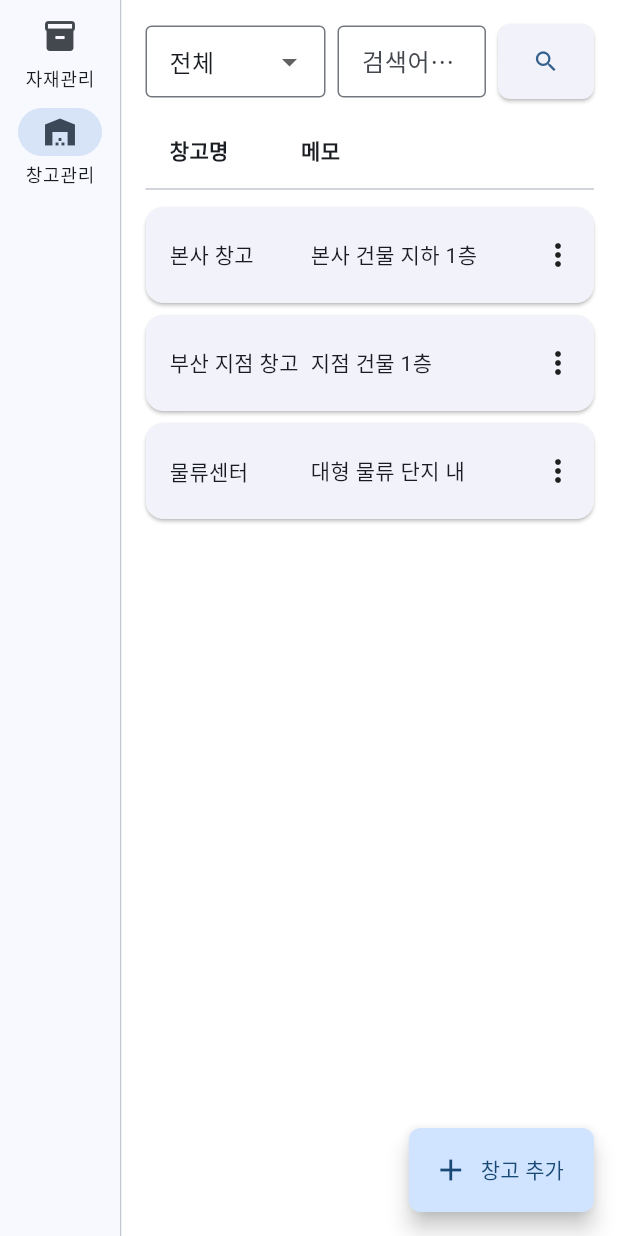
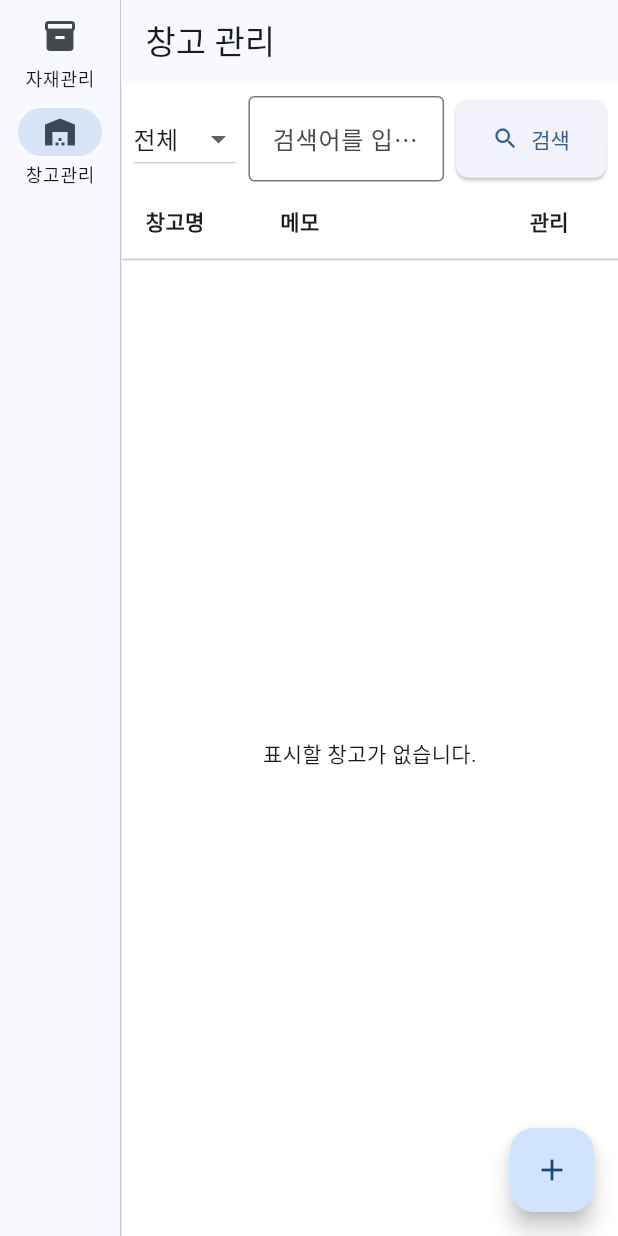
Before and after one commit to ho980719/material-search, a Flutter app: the screen it shows after launch, after a tap on "창고관리", on a phone screen of 412 x 824 dp. Run offline on Flutter 3.47's test engine with Material 3 defaults, Android fonts, the phone set to English and light mode, and no system bars; our stand-ins replace sqflite; accounts and stored records are empty.

Commit message:
feat:기본 자재 CRUD 추가

```diff
--- a/lib/main.dart
+++ b/lib/main.dart
@@ -2,6 +2,7 @@ import 'package:flutter/material.dart';
 import 'screens/main_screen.dart';
 
 void main() {
+  WidgetsFlutterBinding.ensureInitialized();
   runApp(const MyApp());
 }
 
--- /dev/null
+++ b/lib/models/material.dart
@@ -0,0 +1,37 @@
+class MaterialItem {
+  final int id;
+  final String name;
+  final String location;
+  final String quantity;
+  final String memo;
+
+  MaterialItem({
+    required this.id,
+    required this.name,
+    required this.location,
+    required this.quantity,
+    required this.memo,
+  });
+
+  // DB 또는 Map → 객체
+  factory MaterialItem.fromMap(Map<String, dynamic> map) {
+    return MaterialItem(
+      id: map['id'] is int ? map['id'] : int.parse(map['id'].toString()),
+      name: map['name'] as String,
+      location: map['location'] as String,
+      quantity: map['quantity'] as String,
+      memo: map['memo'] as String,
+    );
+  }
+
+  // 객체 → Map (DB 저장용)
+  Map<String, dynamic> toMap() {
+    return {
+      'id': id,
+      'name': name,
+      'location': location,
+      'quantity': quantity,
+      'memo': memo,
+    };
+  }
+}
--- /dev/null
+++ b/lib/models/warehouse.dart
@@ -0,0 +1,25 @@
+class Warehouse {
+  final int id;
+  final String name;
+  final String memo;
+
+  Warehouse({required this.id, required this.name, required this.memo});
+
+  // DB → 객체
+  factory Warehouse.fromMap(Map<String, dynamic> map) {
+    return Warehouse(
+      id: map['id'] as int,
+      name: map['name'] as String,
+      memo: map['memo'] as String,
+    );
+  }
+
+  // 객체 → DB
+  Map<String, dynamic> toMap() {
+    return {
+      'id': id,
+      'name': name,
+      'memo': memo,
+    };
+  }
+}
--- a/lib/screens/material_management_screen.dart
+++ b/lib/screens/material_management_screen.dart
@@ -1,5 +1,7 @@
 
 import 'package:flutter/material.dart';
+import 'package:material_search/models/material.dart';
+import 'package:material_search/utils/database_helper.dart';
 import 'package:material_search/widgets/material_form_dialog.dart';
 
 class MaterialManagementScreen extends StatefulWidget {
@@ -10,17 +12,51 @@ class MaterialManagementScreen extends StatefulWidget {
 }
 
 class _MaterialManagementScreenState extends State<MaterialManagementScreen> {
-  String _searchType = '전체';
-  final TextEditingController _searchTextController = TextEditingController();
+  final DatabaseHelper _dbHelper = DatabaseHelper.instance;
+  List<MaterialItem> _materials = [];
+  bool _isLoading = true;
 
-  // Dummy data for the list
-  final List<Map<String, String>> _materials = [
-    {'name': '자재 A', 'location': '선반 1', 'quantity': '10', 'memo': '메모 내용 1'},
-    {'name': '자재 B', 'location': '선반 2', 'quantity': '20', 'memo': '메모 내용 2'},
-    {'name': '자재 C', 'location': '선반 3', 'quantity': '30', 'memo': '메모 내용 3'},
-  ];
+  // 검색 관련 상태
+  final TextEditingController _searchController = TextEditingController();
+  String _searchType = 'all'; // 'all', 'name'
 
-  void _showMaterialFormDialog({Map<String, String>? material}) {
+  @override
+  void initState() {
+    super.initState();
+    _refreshMaterialList();
+  }
+
+  @override
+  void dispose() {
+    _searchController.dispose();
+    super.dispose();
+  }
+
+  Future<void> _refreshMaterialList() async {
+    setState(() {
+      _isLoading = true;
+    });
+    try {
+      final data = await _dbHelper.getMaterials(query: _searchController.text, type: _searchType);
+
+      if (mounted) {
+        setState(() {
+          _materials = data;
+          _isLoading = false;
+        });
+      }
+    } catch (e) {
+      setState(() {
+        _isLoading = false;
+      });
+      // 에러 처리 (예: 스낵바 표시)
+      ScaffoldMessenger.of(context).showSnackBar(
+        SnackBar(content: Text('데이터를 불러오는 데 실패했습니다: $e')),
+      );
+    }
+  }
+
+  void _showMaterialFormDialog({material}) {
     showDialog(
       context: context,
       builder: (BuildContext context) {
@@ -70,19 +106,22 @@ class _MaterialManagementScreenState extends State<MaterialManagementScreen> {
                 Expanded(
                   flex: 3,
                   child: TextField(
-                    controller: _searchTextController,
+                    controller: _searchController,
                     decoration: const InputDecoration(
                       hintText: '검색어를 입력해주세요.',
                       border: OutlineInputBorder(),
                       contentPadding: EdgeInsets.symmetric(horizontal: 10.0),
                     ),
+                    onChanged: (value) {
+                      setState(() {
+                        _searchController.text = value;
+                      });
+                    },
                   ),
                 ),
                 const SizedBox(width: 16.0),
                 ElevatedButton.icon(
-                  onPressed: () {
-                    // TODO: Implement search logic
-                  },
+                  onPressed: _refreshMaterialList,
                   icon: const Icon(Icons.search),
                   label: const Text('검색'),
                   style: ElevatedButton.styleFrom(
@@ -116,14 +155,14 @@ class _MaterialManagementScreenState extends State<MaterialManagementScreen> {
                     shape: RoundedRectangleBorder(borderRadius: BorderRadius.circular(8.0)),
                     child: ListTile(
                       contentPadding: const EdgeInsets.symmetric(horizontal: 16.0, vertical: 8.0),
-                      title: Text(material['name']!, style: const TextStyle(fontWeight: FontWeight.bold)),
-                      subtitle: Text('위치: ${material['location']}'),
+                      title: Text(material.name, style: const TextStyle(fontWeight: FontWeight.bold)),
+                      subtitle: Text('위치: ${material.location}'),
                       trailing: Row(
                         mainAxisSize: MainAxisSize.min,
                         children: [
-                          Text('${material['quantity']} 개', style: Theme.of(context).textTheme.titleMedium),
+                          Text('${material.quantity} 개', style: Theme.of(context).textTheme.titleMedium),
                           const SizedBox(width: 16),
-                          PopupMenuButton<String>(
+                          /*PopupMenuButton<String>(
                             onSelected: (String result) {
                               if (result == 'edit') {
                                 _showMaterialFormDialog(material: material);
@@ -144,7 +183,7 @@ class _MaterialManagementScreenState extends State<MaterialManagementScreen> {
                                 child: ListTile(leading: Icon(Icons.delete), title: Text('삭제')),
                               ),
                             ],
-                          ),
+                          ),*/
                         ],
                       ),
                     ),
--- a/lib/screens/warehouse_management_screen.dart
+++ b/lib/screens/warehouse_management_screen.dart
@@ -1,7 +1,7 @@
-
 import 'package:flutter/material.dart';
-import 'package:material_search/widgets/warehouse_form_dialog.dart';
-import 'package:material_search/widgets/warehouse_selection_dialog.dart';
+import 'package:material_search/models/warehouse.dart';
+import 'package:material_search/utils/database_helper.dart';
+import '../widgets/warehouse_form_dialog.dart';
 
 class WarehouseManagementScreen extends StatefulWidget {
   const WarehouseManagementScreen({super.key});
@@ -12,54 +12,120 @@ class WarehouseManagementScreen extends StatefulWidget {
 }
 
 class _WarehouseManagementScreenState extends State<WarehouseManagementScreen> {
-  final List<Warehouse> _warehouses = [
-    Warehouse(id: 'W001', name: '본사 창고', memo: '본사 건물 지하 1층'),
-    Warehouse(id: 'W002', name: '부산 지점 창고', memo: '지점 건물 1층'),
-    Warehouse(id: 'W003', name: '물류센터', memo: '대형 물류 단지 내'),
-  ];
-  String _searchType = '전체';
+  final DatabaseHelper _dbHelper = DatabaseHelper.instance;
+  List<Warehouse> _warehouses = [];
+  bool _isLoading = true;
+
+  // 검색 관련 상태
   final TextEditingController _searchController = TextEditingController();
+  String _searchType = 'all'; // 'all', 'name'
 
-  void _showWarehouseFormDialog({Warehouse? warehouse}) {
-    showDialog(
+  @override
+  void initState() {
+    super.initState();
+    _refreshWarehouseList();
+  }
+
+  @override
+  void dispose() {
+    _searchController.dispose();
+    super.dispose();
+  }
+
+  Future<void> _refreshWarehouseList() async {
+    setState(() {
+      _isLoading = true;
+    });
+    try {
+      final data = await _dbHelper.getWarehouses(query: _searchController.text, type: _searchType);
+
+      if (mounted) {
+        setState(() {
+          _warehouses = data;
+          _isLoading = false;
+        });
+      }
+    } catch (e) {
+      setState(() {
+        _isLoading = false;
+      });
+      // 에러 처리 (예: 스낵바 표시)
+      ScaffoldMessenger.of(context).showSnackBar(
+        SnackBar(content: Text('데이터를 불러오는 데 실패했습니다: $e')),
+      );
+    }
+  }
+
+  void _showWarehouseFormDialog({Warehouse? warehouse}) async {
+    final result = await showDialog<bool>(
       context: context,
-      builder: (context) {
-        return WarehouseFormDialog(warehouse: warehouse);
-      },
+      builder: (context) => WarehouseFormDialog(warehouse: warehouse),
     );
+    if (result == true) {
+      _refreshWarehouseList();
+    }
+  }
+
+  void _deleteWarehouse(int id) async {
+    // 사용자 실수를 방지하기 위한 확인 다이얼로그
+    final bool? confirm = await showDialog(
+      context: context,
+      builder: (context) => AlertDialog(
+        title: const Text('삭제 확인'),
+        content: const Text('정말로 이 창고를 삭제하시겠습니까?'),
+        actions: [
+          TextButton(
+            onPressed: () => Navigator.of(context).pop(false),
+            child: const Text('취소'),
+          ),
+          TextButton(
+            onPressed: () => Navigator.of(context).pop(true),
+            child: const Text('삭제', style: TextStyle(color: Colors.red)),
+          ),
+        ],
+      ),
+    );
+
+    // 사용자가 '삭제'를 선택했을 때만 실행
+    if (confirm == true) {
+      try {
+        await _dbHelper.deleteWarehouse(id);
+        // 삭제 후 목록 새로고침
+        _refreshWarehouseList();
+      } catch (e) {
+        if (mounted) {
+          ScaffoldMessenger.of(context).showSnackBar(
+            SnackBar(content: Text('삭제에 실패했습니다: $e')),
+          );
+        }
+      }
+    }
   }
 
   @override
   Widget build(BuildContext context) {
     return Scaffold(
-      body: Padding(
-        padding: const EdgeInsets.all(16.0),
-        child: Column(
-          crossAxisAlignment: CrossAxisAlignment.start,
+      appBar: AppBar(
+        title: const Text('창고 관리'),
+      ),
+      body: Column(
         children: [
           // 검색 영역
-            Row(
+          Padding(
+            padding: const EdgeInsets.all(8.0),
+            child: Row(
               children: [
-                SizedBox(
-                  width: 120,
-                  child: DropdownButtonFormField<String>(
+                DropdownButton<String>(
                   value: _searchType,
+                  items: const [
+                    DropdownMenuItem(value: 'all', child: Text('전체')),
+                    DropdownMenuItem(value: 'name', child: Text('창고명')),
+                  ],
                   onChanged: (value) {
                     setState(() {
                       _searchType = value!;
                     });
                   },
-                    items: ['전체', '창고명']
-                        .map((label) => DropdownMenuItem(
-                              value: label,
-                              child: Text(label),
-                            ))
-                        .toList(),
-                    decoration: const InputDecoration(
-                      border: OutlineInputBorder(),
-                      contentPadding: EdgeInsets.symmetric(horizontal: 12.0),
-                    ),
-                  ),
                 ),
                 const SizedBox(width: 8),
                 Expanded(
@@ -68,73 +134,96 @@ class _WarehouseManagementScreenState extends State<WarehouseManagementScreen> {
                     decoration: const InputDecoration(
                       hintText: '검색어를 입력해주세요.',
                       border: OutlineInputBorder(),
-                      contentPadding: EdgeInsets.symmetric(horizontal: 12.0),
+                    ),
+                    onChanged: (value) {
+                      setState(() {
+                        _searchController.text = value;
+                      });
+                    },
+                  ),
+                ),
+                const SizedBox(width: 8),
+                ElevatedButton.icon(
+                  onPressed: _refreshWarehouseList,
+                  icon: const Icon(Icons.search),
+                  label: const Text('검색'),
+                  style: ElevatedButton.styleFrom(
+                    padding: const EdgeInsets.symmetric(vertical: 16.0, horizontal: 24.0),
+                    shape: RoundedRectangleBorder(
+                      borderRadius: BorderRadius.circular(8.0), // More rectangular shape
                     ),
                   ),
                 ),
-                const SizedBox(width: 8),
-                ElevatedButton(
-                  onPressed: () {
-                    // 검색 로직
-                  },
-                  style: ElevatedButton.styleFrom(
-                    shape: RoundedRectangleBorder(
-                      borderRadius: BorderRadius.circular(8),
-                    ),
-                    padding: const EdgeInsets.symmetric(
-                      vertical: 16.0,
-                      horizontal: 20.0,
+              ],
             ),
           ),
-                  child: const Icon(Icons.search),
-                ),
-              ],
-            ),
-            const SizedBox(height: 16),
           // 헤더
           Padding(
             padding: const EdgeInsets.symmetric(horizontal: 16.0, vertical: 8.0),
             child: Row(
               children: [
-                  const Expanded(flex: 4, child: Text('창고명', style: TextStyle(fontWeight: FontWeight.bold))),
-                  const Expanded(flex: 6, child: Text('메모', style: TextStyle(fontWeight: FontWeight.bold))),
-                  SizedBox(width: 48, child: Container()), // PopupMenuButton 자리
+                const Expanded(
+                    flex: 3,
+                    child: Text('창고명',
+                        style: TextStyle(fontWeight: FontWeight.bold))),
+                const Expanded(
+                    flex: 5,
+                    child: Text('메모',
+                        style: TextStyle(fontWeight: FontWeight.bold))),
+                const Expanded(
+                    flex: 2,
+                    child: Center(
+                        child: Text('관리',
+                            style: TextStyle(fontWeight: FontWeight.bold)))),
               ],
             ),
           ),
           const Divider(),
           // 목록
           Expanded(
-              child: ListView.builder(
+            child: _isLoading
+                ? const Center(child: CircularProgressIndicator())
+                : _warehouses.isEmpty
+                ? const Center(child: Text('표시할 창고가 없습니다.'))
+                : ListView.builder(
               itemCount: _warehouses.length,
               itemBuilder: (context, index) {
                 final warehouse = _warehouses[index];
                 return Card(
-                    margin: const EdgeInsets.symmetric(vertical: 4.0),
+                  margin: const EdgeInsets.symmetric(
+                      horizontal: 8.0, vertical: 4.0),
                   child: Padding(
-                      padding: const EdgeInsets.fromLTRB(16, 8, 0, 8),
+                    padding: const EdgeInsets.all(8.0),
                     child: Row(
                       children: [
-                          Expanded(flex: 4, child: Text(warehouse.name)),
-                          Expanded(flex: 6, child: Text(warehouse.memo, overflow: TextOverflow.ellipsis)),
-                          PopupMenuButton<String>(
+                        Expanded(
+                            flex: 3, child: Text(warehouse.name)),
+                        Expanded(
+                            flex: 5,
+                            child: Text(warehouse.memo ?? '')),
+                        Expanded(
+                          flex: 2,
+                          child: Center(
+                            child: PopupMenuButton<String>(
                               onSelected: (value) {
                                 if (value == 'edit') {
-                                _showWarehouseFormDialog(warehouse: warehouse);
+                                  _showWarehouseFormDialog(
+                                      warehouse: warehouse);
                                 } else if (value == 'delete') {
-                                // 삭제 로직
+
+                                  _deleteWarehouse(warehouse.id!);
                                 }
                               },
-                            itemBuilder: (BuildContext context) => <PopupMenuEntry<String>>[
-                              const PopupMenuItem<String>(
+                              itemBuilder: (context) => [
+                                const PopupMenuItem(
                                     value: 'edit',
-                                child: Text('수정'),
+                                    child: Text('수정')),
+                                const PopupMenuItem(
+                                    value: 'delete',
+                                    child: Text('삭제')),
+                              ],
                             ),
-                              const PopupMenuItem<String>(
-                                value: 'delete',
-                                child: Text('삭제'),
                           ),
-                            ],
                         ),
                       ],
                     ),
@@ -145,14 +234,9 @@ class _WarehouseManagementScreenState extends State<WarehouseManagementScreen> {
           ),
         ],
       ),
-      ),
-      floatingActionButton: FloatingActionButton.extended(
-        onPressed: () {
-          _showWarehouseFormDialog();
-        },
-        label: const Text('창고 추가'),
-        icon: const Icon(Icons.add),
-        shape: RoundedRectangleBorder(borderRadius: BorderRadius.circular(8)),
+      floatingActionButton: FloatingActionButton(
+        onPressed: () => _showWarehouseFormDialog(),
+        child: const Icon(Icons.add),
       ),
     );
   }
--- /dev/null
+++ b/lib/utils/database_helper.dart
@@ -0,0 +1,160 @@
+
+import 'dart:io';
+import 'package:flutter/foundation.dart';
+import 'package:flutter/services.dart';
+import 'package:material_search/models/material.dart';
+import 'package:material_search/models/warehouse.dart';
+import 'package:path/path.dart';
+import 'package:path_provider/path_provider.dart';
+import 'package:sqflite/sqflite.dart';
+
+class DatabaseHelper {
+  static const _databaseName = "material.db";
+  static const _databaseVersion = 1;
+
+  // Singleton class
+  DatabaseHelper._privateConstructor();
+  static final DatabaseHelper instance = DatabaseHelper._privateConstructor();
+
+  static Database? _database;
+  Future<Database> get database async {
+    if (_database != null) return _database!;
+    _database = await _initDatabase();
+    return _database!;
+  }
+
+  _initDatabase() async {
+    Directory documentsDirectory = await getApplicationDocumentsDirectory();
+    String path = join(documentsDirectory.path, _databaseName);
+
+    // DB가 존재하지 않으면 asset에서 복사
+    var exists = await databaseExists(path);
+    if (!exists) {
+      if (kDebugMode) {
+        print("Creating new copy from asset");
+      }
+      try {
+        await Directory(dirname(path)).create(recursive: true);
+        ByteData data = await rootBundle.load(join("assets", _databaseName));
+        List<int> bytes =
+        data.buffer.asUint8List(data.offsetInBytes, data.lengthInBytes);
+        await File(path).writeAsBytes(bytes, flush: true);
+      } catch (e) {
+        // 에러 발생 시 로그 출력
+        if (kDebugMode) {
+          print("Error copying database: $e");
+        }
+      }
+    } else {
+      if (kDebugMode) {
+        print("Opening existing database");
+      }
+    }
+
+    return await openDatabase(path, version: _databaseVersion);
+  }
+
+  // Warehouse CRUD
+  Future<List<Warehouse>> getWarehouses({String query = '', String type = 'all'}) async {
+    final db = await database;
+    List<Map<String, dynamic>> maps;
+
+    if (query.isEmpty) {
+      maps = await db.query('warehouses', orderBy: 'name ASC');
+    } else {
+      if (type == 'all') {
+        maps = await db.query(
+          'warehouses',
+          where: 'name LIKE ? OR memo LIKE ?',
+          whereArgs: ['%$query%', '%$query%'],
+          orderBy: 'name ASC',
+        );
+      } else { // type == 'name'
+        maps = await db.query(
+          'warehouses',
+          where: 'name LIKE ?',
+          whereArgs: ['%$query%'],
+          orderBy: 'name ASC',
+        );
+      }
+    }
+
+    return List.generate(maps.length, (i) {
+      return Warehouse.fromMap(maps[i]);
+    });
+  }
+
+  Future<int> insertWarehouse(Warehouse warehouse) async {
+    final db = await database;
+    return await db.insert('warehouses', warehouse.toMap(),
+        conflictAlgorithm: ConflictAlgorithm.replace);
+  }
+
+  Future<int> updateWarehouse(Warehouse warehouse) async {
+    final db = await database;
+    return await db.update('warehouses', warehouse.toMap(),
+        where: 'id = ?', whereArgs: [warehouse.id]);
+  }
+
+  Future<int> deleteWarehouse(int id) async {
+    final db = await database;
+    return await db.delete('warehouses', where: 'id = ?', whereArgs: [id]);
+  }
+
+  // Material CRUD
+  Future<List<MaterialItem>> getMaterials(
+      {String query = '', String type = 'all'}) async {
+    final db = await database;
+    List<Map<String, dynamic>> maps;
+
+    if (query.isEmpty) {
+      maps = await db.query('materials', orderBy: 'name ASC');
+    } else {
+      String whereClause;
+      switch (type) {
+        case 'name':
+          whereClause = 'name LIKE ?';
+          break;
+        case 'location':
+          whereClause = 'location LIKE ?';
+          break;
+        case 'all':
+        default:
+          whereClause = 'name LIKE ? OR location LIKE ? OR memo LIKE ?';
+          break;
+      }
+
+      List<String> whereArgs = (type == 'all')
+          ? ['%$query%', '%$query%', '%$query%']
+          : ['%$query%'];
+
+      maps = await db.query(
+        'materials',
+        where: whereClause,
+        whereArgs: whereArgs,
+        orderBy: 'name ASC',
+      );
+    }
+
+    return List.generate(maps.length, (i) {
+      return MaterialItem.fromMap(maps[i]);
+    });
+  }
+
+  Future<int> insertMaterial(MaterialItem material) async {
+    final db = await database;
+    return await db.insert('materials', material.toMap(),
+        conflictAlgorithm: ConflictAlgorithm.replace);
+  }
+
+  Future<int> updateMaterial(MaterialItem material) async {
+    final db = await database;
+    return await db.update('materials', material.toMap(),
+        where: 'id = ?', whereArgs: [material.id]);
+  }
+
+  Future<int> deleteMaterial(int id) async {
+    final db = await database;
+    return await db.delete('materials', where: 'id = ?', whereArgs: [id]);
+  }
+}
--- a/lib/widgets/material_form_dialog.dart
+++ b/lib/widgets/material_form_dialog.dart
@@ -1,9 +1,11 @@
 
 import 'package:flutter/material.dart';
+import 'package:material_search/models/material.dart';
+import 'package:material_search/models/warehouse.dart';
 import './warehouse_selection_dialog.dart';
 
 class MaterialFormDialog extends StatefulWidget {
-  final Map<String, String>? material;
+  final MaterialItem? material;
 
   const MaterialFormDialog({super.key, this.material});
 
@@ -20,18 +22,18 @@ class _MaterialFormDialogState extends State<MaterialFormDialog> {
 
   // Dummy warehouse data for demonstration
   final List<Warehouse> _warehouses = [
-    Warehouse(id: '1', name: '창고 A', memo: '서울시 강남구'),
-    Warehouse(id: '2', name: '창고 B', memo: '경기도 판교'),
-    Warehouse(id: '3', name: '창고 C', memo: '인천시 서구'),
+    Warehouse(id: 1, name: '창고 A', memo: '서울시 강남구'),
+    Warehouse(id: 2, name: '창고 B', memo: '경기도 판교'),
+    Warehouse(id: 3, name: '창고 C', memo: '인천시 서구'),
   ];
 
   @override
   void initState() {
     super.initState();
-    _nameController = TextEditingController(text: widget.material?['name'] ?? '');
-    _locationController = TextEditingController(text: widget.material?['location'] ?? '');
-    _quantityController = TextEditingController(text: widget.material?['quantity'] ?? '');
-    _memoController = TextEditingController(text: widget.material?['memo'] ?? '');
+    _nameController = TextEditingController(text: widget.material?.name ?? '');
+    _locationController = TextEditingController(text: widget.material?.location ?? '');
+    _quantityController = TextEditingController(text: widget.material?.quantity ?? '');
+    _memoController = TextEditingController(text: widget.material?.memo ?? '');
   }
 
   @override
--- a/lib/widgets/warehouse_form_dialog.dart
+++ b/lib/widgets/warehouse_form_dialog.dart
@@ -1,6 +1,6 @@
 
 import 'package:flutter/material.dart';
-import 'package:material_search/widgets/warehouse_selection_dialog.dart';
+import 'package:material_search/models/warehouse.dart';
 
 class WarehouseFormDialog extends StatefulWidget {
   final Warehouse? warehouse;
@@ -64,7 +64,7 @@ class _WarehouseFormDialogState extends State<WarehouseFormDialog> {
               validator: (value) {
                 if (value == null || value.isEmpty) {
                   return '창고명을 입력해주세요.';
-                }ㅎ
+                }
                 return null;
               },
             ),
--- a/lib/widgets/warehouse_selection_dialog.dart
+++ b/lib/widgets/warehouse_selection_dialog.dart
@@ -1,14 +1,6 @@
 
 import 'package:flutter/material.dart';
-
-// Dummy data for warehouses
-class Warehouse {
-  final String id;
-  final String name;
-  final String memo;
-
-  Warehouse({required this.id, required this.name, required this.memo});
-}
+import 'package:material_search/models/warehouse.dart';
 
 class WarehouseSelectionDialog extends StatefulWidget {
   final List<Warehouse> warehouses;
```
Also changed, not shown: pubspec.yaml (+4 -3 lines), pubspec.lock, 3 other files. Lines whose indentation alone changed are shown as unchanged.
